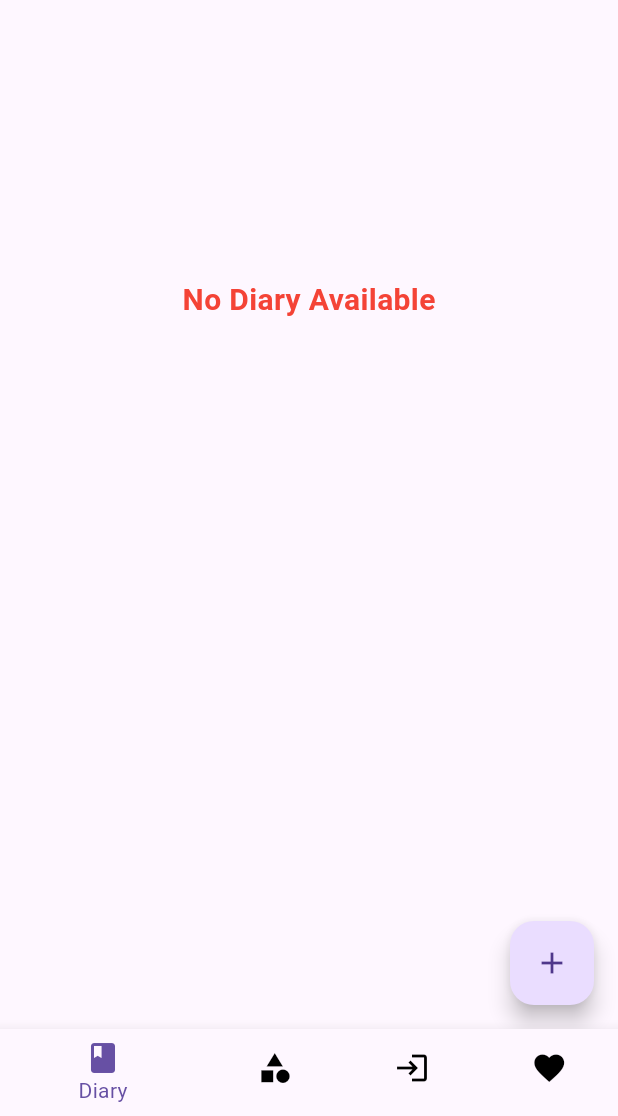
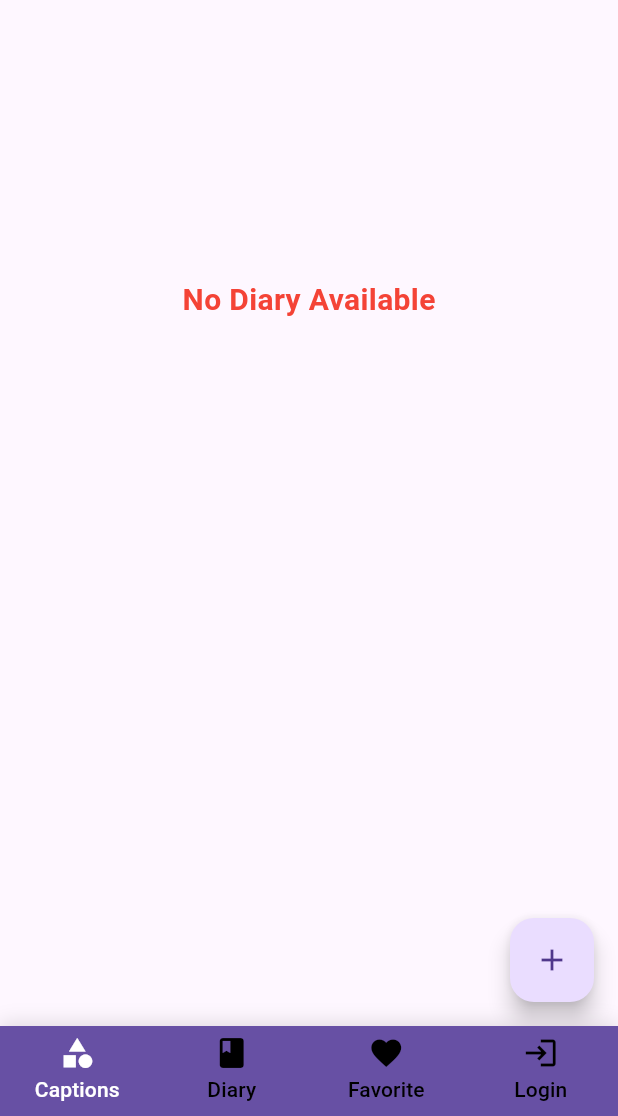
Before and after one commit to Zianur/Unicap-Flutter, a Flutter app: the screen it shows after launch, on a phone screen of 412 x 824 dp, the part 120-1236 px from its top. Run offline on Flutter 3.47's test engine with Material 3 defaults, Android fonts, the light colour scheme and no system bars; our stand-ins replace cached_network_image, connectivity_plus, firebase_auth, firebase_core, firebase_database, flutter_animate and 4 more; accounts and stored records are empty.

Commit message:
feature: bottom navigation with tabbar done now need to need to add noteview screen and add note screen

```diff
--- a/lib/views/home_screen.dart
+++ b/lib/views/home_screen.dart
@@ -2,12 +2,9 @@ import 'package:flutter/material.dart';
 import 'package:provider/provider.dart';
 import 'package:unicap_cg/controllers/auth_controller.dart';
 import 'package:unicap_cg/controllers/diary_controller.dart';
-import 'package:unicap_cg/controllers/fav_caption_controller.dart';
-import 'package:unicap_cg/services/auth_service.dart';
-import 'package:unicap_cg/views/caption_category.dart';
+import 'package:unicap_cg/views/caption_category_screen.dart';
 import 'package:unicap_cg/views/fav_caption_screen.dart';
 import '../controllers/caption_category_controller.dart';
-import 'caption_screen.dart';
 import 'diary_screen.dart';
 import 'login_screen.dart';
 
@@ -16,68 +13,67 @@ class HomeScreen extends StatefulWidget {
   _HomeScreenState createState() => _HomeScreenState();
 }
 
-class _HomeScreenState extends State<HomeScreen> {
-  int _selectedIndex = 0;
-  final PageController _pageController = PageController();
+class _HomeScreenState extends State<HomeScreen> with SingleTickerProviderStateMixin {
+  late TabController _tabController;
 
   @override
   void initState() {
     super.initState();
+
+    _tabController = TabController(length: 4, vsync: this);
+
     Provider.of<CaptionCategoryController>(context, listen: false).loadCategories();
+
+    final authController = Provider.of<AuthController>(context, listen: false);
+    if (authController.isLoggedIn) {
+      String? userId = authController.user?.uid;
+      Provider.of<DiaryController>(context, listen: false).fetchAndSaveNotes(userId ?? '');
+    }
   }
 
-  // List of screens for navigation
-  final List<Widget> _screens = [
-    DiaryScreen(),
-    CaptionCategoryView(),
-    LoginScreen(),
-    FavCaptionScreen(),
-  ];
+  @override
+  void dispose() {
+    _tabController.dispose();
+    super.dispose();
+  }
 
   @override
   Widget build(BuildContext context) {
     return Scaffold(
-      body: PageView(
-        controller: _pageController,
-        children: [_screens[_selectedIndex]],
-        onPageChanged: (index) {
-          setState(() {
-            _selectedIndex = index;
-          });
-        },
-      ), // Display selected screen
-
-      // ✅ Bottom Navigation Bar
-      bottomNavigationBar: BottomNavigationBar(
-        selectedItemColor: Theme.of(context).primaryColor,
-        unselectedItemColor: Colors.black,
-        currentIndex: _selectedIndex,
-        onTap: (index) {
-          setState(() {
-            _selectedIndex = index;
-          });
-        },
-        items: [
-          BottomNavigationBarItem(
-            icon: Icon(Icons.book),
-            label: 'Diary',
-          ),
-
-          BottomNavigationBarItem(
-            icon: Icon(Icons.category),
-            label: 'Captions',
-          ),
-
-          BottomNavigationBarItem(
-            icon: Icon(Icons.login),
-            label: 'Login',
-          ),
-
-          BottomNavigationBarItem(
-            icon: Icon(Icons.favorite),
-            label: 'Favorite',
-          ),
+      body: TabBarView(
+        controller: _tabController,
+        children: [
+          DiaryScreen(),
+          CaptionCategoryView(),
+          FavCaptionScreen(),
+          LoginScreen(),
         ],
+      ),
+      bottomNavigationBar: Container(
+        height: 60,
+        decoration: BoxDecoration(
+          color: Theme.of(context).primaryColor,
+          boxShadow: [
+            BoxShadow(
+              color: Colors.black12,
+              blurRadius: 10,
+              offset: Offset(0, -2),
+            ),
+          ],
+        ),
+        child: TabBar(
+          controller: _tabController,
+          labelColor: Colors.white,
+          unselectedLabelColor: Colors.black,
+          indicatorColor: Colors.transparent,
+          dividerColor: Colors.transparent,
+          tabs: [
+            Tab(icon: Icon(Icons.category), text: 'Captions'),
+            Tab(icon: Icon(Icons.book), text: 'Diary'),
+            Tab(icon: Icon(Icons.favorite), text: 'Favorite'),
+            Tab(icon: Icon(Icons.login), text: 'Login'),
+          ],
+        ),
       ),
     );
   }
```
Also changed, not shown: lib/views/caption_category_screen.dart (renamed from lib/views/caption_category.dart).
